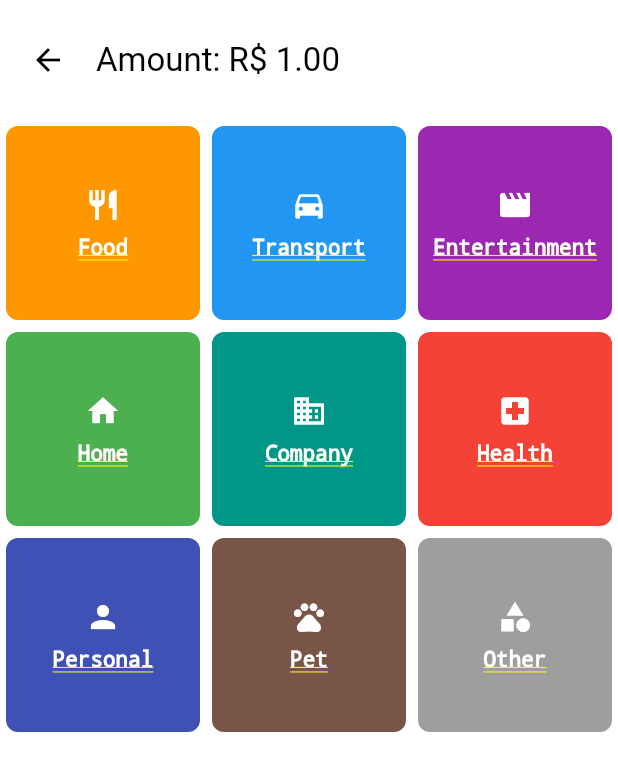
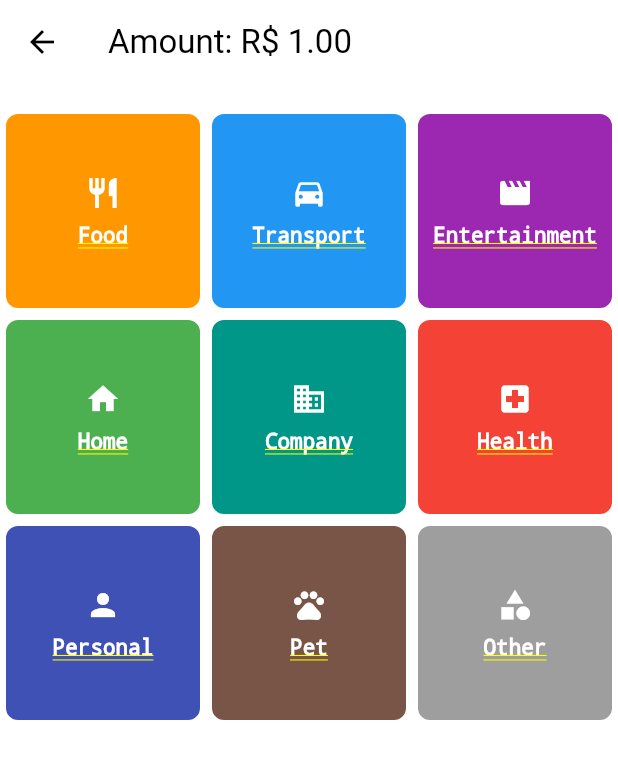
Before and after one commit to fbalbinoribeiro/expense-tracker-app, a Flutter app: the screen it shows after launch, after a tap on "OK", on a phone screen of 412 x 824 dp. Shown: the top 771 px of the screen. Run offline on Flutter 3.47's test engine with Material 3 defaults, Android fonts, the light colour scheme and no system bars; our stand-ins replace currency_text_input_formatter, drift; accounts and stored records are empty; generated files the repository leaves out were written again.

Commit message:
feat: header widget

```diff
--- a/expense_tracker_app/lib/features/category_selector.dart
+++ b/expense_tracker_app/lib/features/category_selector.dart
@@ -2,6 +2,7 @@ import 'package:flutter/material.dart';
 
 import '../domain/enums/category.dart';
 import '../domain/models/database.dart';
+import '../widgets/header_widget.dart';
 
 class CategorySelector extends StatelessWidget {
   final void Function(Category)? onCategorySelected;
@@ -38,22 +39,11 @@ class CategorySelector extends StatelessWidget {
       color: Colors.white,
       child: Column(
         children: [
-          Padding(
-            padding: const EdgeInsets.only(top: 16.0, left: 8.0, right: 8.0),
-            child: Row(
-              children: [
-                IconButton(
-                  icon: const Icon(Icons.arrow_back),
-                  onPressed: () => Navigator.of(context).pop(),
-                ),
-                const SizedBox(width: 8),
-                Expanded(
-                  child: Text(
-                    'Amount: R\$ ${amount.toStringAsFixed(2)}',
-                    style: Theme.of(context).textTheme.titleLarge,
-                  ),
-                ),
-              ],
+          PreferredSize(
+            preferredSize: const Size.fromHeight(kToolbarHeight),
+            child: HeaderWidget(
+              title: 'Amount: R\$ ${amount.toStringAsFixed(2)}',
+              showBackButton: true,
             ),
           ),
           const SizedBox(height: 16.0),
--- a/expense_tracker_app/lib/features/expenses_summary.dart
+++ b/expense_tracker_app/lib/features/expenses_summary.dart
@@ -1,4 +1,6 @@
 import 'package:flutter/material.dart';
+
+import '../widgets/header_widget.dart';
 
 class ExpensesSummary extends StatelessWidget {
   const ExpensesSummary({super.key});
@@ -6,6 +8,15 @@ class ExpensesSummary extends StatelessWidget {
   @override
   Widget build(BuildContext context) {
     // TODO: Implement summary UI
-    return Container();
+    return Scaffold(
+      appBar: PreferredSize(
+        preferredSize: const Size.fromHeight(kToolbarHeight),
+        child: const HeaderWidget(
+          title: 'Expenses Summary',
+          showBackButton: true,
+        ),
+      ),
+      body: const Center(child: Text('No expenses yet.')),
+    );
   }
 }
--- a/expense_tracker_app/lib/main.dart
+++ b/expense_tracker_app/lib/main.dart
@@ -24,9 +24,22 @@ class MyApp extends StatelessWidget {
     return MaterialApp(
       title: 'Amount Selector',
       theme: appTheme,
-      home: Scaffold(
+      home: const HomeScreen(),
+    );
+  }
+}
+
+class HomeScreen extends StatelessWidget {
+  const HomeScreen({super.key});
+
+  @override
+  Widget build(BuildContext context) {
+    return Scaffold(
       backgroundColor: Colors.white,
-        body: Padding(padding: EdgeInsets.all(16.0), child: AmountSelector()),
+      body: const Padding(
+        padding: EdgeInsets.all(16.0),
+        child: AmountSelector(),
+      ),
       floatingActionButton: FloatingActionButton(
         onPressed: () {
           Navigator.of(context).push(
@@ -35,7 +48,6 @@ class MyApp extends StatelessWidget {
         },
         child: const Icon(Icons.summarize),
       ),
-      ),
     );
   }
 }
--- /dev/null
+++ b/expense_tracker_app/lib/widgets/header_widget.dart
@@ -0,0 +1,30 @@
+import 'package:flutter/material.dart';
+
+class HeaderWidget extends StatelessWidget {
+  final String title;
+  final bool showBackButton;
+  final List<Widget>? actions;
+
+  const HeaderWidget({
+    super.key,
+    required this.title,
+    this.showBackButton = false,
+    this.actions,
+  });
+
+  @override
+  Widget build(BuildContext context) {
+    return AppBar(
+      leading: showBackButton
+          ? IconButton(
+              icon: const Icon(Icons.arrow_back),
+              onPressed: () => Navigator.of(context).pop(),
+            )
+          : null,
+      title: Text(title),
+      actions: actions,
+      backgroundColor: Theme.of(context).appBarTheme.backgroundColor,
+      elevation: 0,
+    );
+  }
+}
```
Lines whose indentation alone changed are shown as unchanged.
